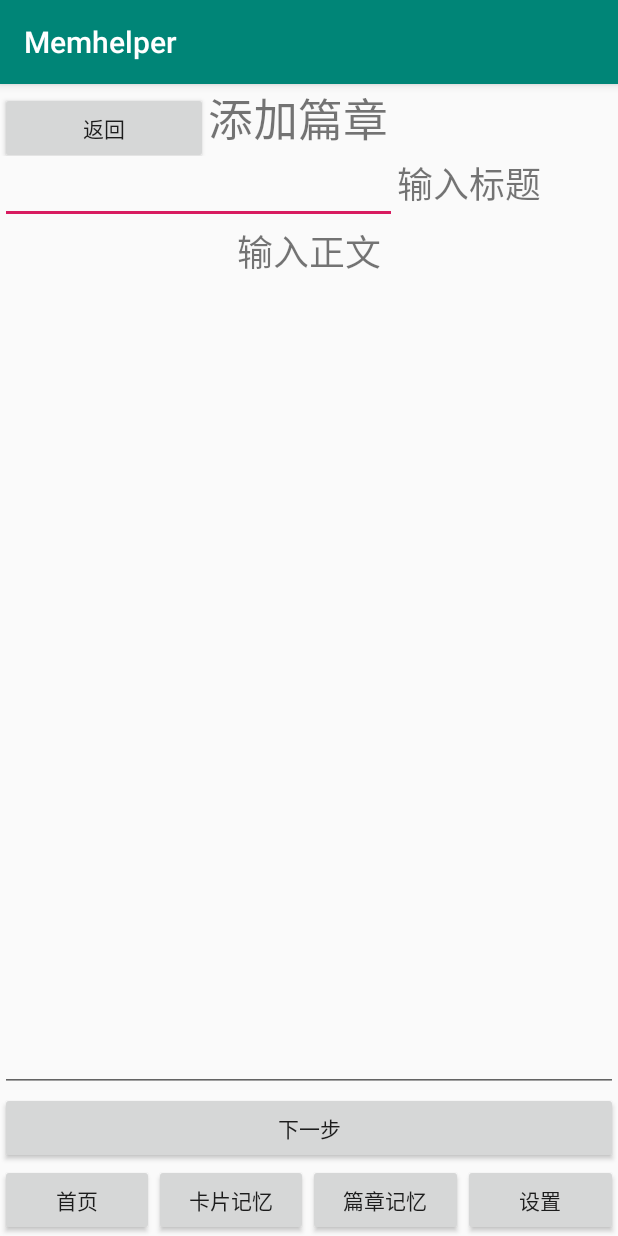
After one commit to zhang-wang-xu/memhelper, an Android app: the AddPassageActivity screen opened directly, with no data from a screen before it, on a phone screen of 412 x 824 dp. The commit adds this screen. Run offline under Robolectric (Android 15) with nearby library versions, the phone set to English and light mode, and no system bars.

Commit message:
实现了添加篇章的第一步。

```diff
--- a/app/build.gradle
+++ b/app/build.gradle
@@ -26,4 +26,5 @@ dependencies {
     testImplementation 'junit:junit:4.12'
     androidTestImplementation 'androidx.test:runner:1.1.1'
     androidTestImplementation 'androidx.test.espresso:espresso-core:3.1.1'
+    implementation 'androidx.recyclerview:recyclerview:1.1.0'
 }
--- a/app/src/main/AndroidManifest.xml
+++ b/app/src/main/AndroidManifest.xml
@@ -9,15 +9,15 @@
         android:roundIcon="@mipmap/ic_launcher_round"
         android:supportsRtl="true"
         android:theme="@style/AppTheme">
+        <activity android:name=".activity.AddPassageActivity"></activity>
         <activity android:name=".activity.MainActivity">
             <intent-filter>
                 <action android:name="android.intent.action.MAIN" />
+
                 <category android:name="android.intent.category.LAUNCHER" />
             </intent-filter>
         </activity>
-        <activity android:name=".activity.PassageActivity">
-
-        </activity>
+        <activity android:name=".activity.PassageActivity"></activity>
     </application>
 
 </manifest>
--- /dev/null
+++ b/app/src/main/java/com/example/memhelper/activity/AddPassageActivity.java
@@ -0,0 +1,63 @@
+package com.example.memhelper.activity;
+
+import androidx.appcompat.app.AppCompatActivity;
+
+import android.content.Intent;
+import android.os.Bundle;
+import android.view.View;
+import android.widget.Button;
+import android.widget.EditText;
+
+import com.example.memhelper.DBHelper;
+import com.example.memhelper.DBUtil;
+import com.example.memhelper.R;
+import com.example.memhelper.entity.Passage;
+
+public class AddPassageActivity extends AppCompatActivity {
+
+    Button butBack;
+    Button butProceed;
+    EditText ediAddTitle;
+    EditText ediAddContent;
+
+    @Override
+    protected void onCreate(Bundle savedInstanceState) {
+        super.onCreate(savedInstanceState);
+        setContentView(R.layout.activity_add_passage);
+        initButBack();
+        initButProceed();
+        ediAddTitle = findViewById(R.id.edi_add_title);
+        ediAddContent = findViewById(R.id.edi_add_content);
+    }
+
+    private void addPassage(){
+        DBUtil dbUtil = new DBUtil(new DBHelper(this));
+        String title = ediAddTitle.getText() + "";
+        String content = ediAddContent.getText() + "";
+        Passage passage = new Passage(title, content);
+        dbUtil.insertPassage(passage);
+    }
+
+    //初始化返回按钮
+    private void initButBack(){
+        butBack = findViewById(R.id.but_add_back);
+        butBack.setOnClickListener(new View.OnClickListener() {
+            @Override
+            public void onClick(View v) {
+                Intent intent = new Intent(AddPassageActivity.this, PassageActivity.class);
+                startActivity(intent);
+            }
+        });
+    }
+
+    //初始化“下一步”按钮
+    private void initButProceed(){
+        butProceed = findViewById(R.id.but_add_proceed);
+        butProceed.setOnClickListener(new View.OnClickListener() {
+            @Override
+            public void onClick(View v) {
+                addPassage();
+            }
+        });
+    }
+}
--- /dev/null
+++ b/app/src/main/res/layout/activity_add_passage.xml
@@ -0,0 +1,122 @@
+<?xml version="1.0" encoding="utf-8"?>
+<androidx.constraintlayout.widget.ConstraintLayout xmlns:android="http://schemas.android.com/apk/res/android"
+    xmlns:app="http://schemas.android.com/apk/res-auto"
+    xmlns:tools="http://schemas.android.com/tools"
+    android:layout_width="match_parent"
+    android:layout_height="match_parent"
+    tools:context=".activity.AddPassageActivity">
+
+    <LinearLayout
+        android:layout_width="match_parent"
+        android:layout_height="match_parent"
+        android:orientation="vertical">
+
+        <LinearLayout
+            android:id="@+id/addpassage_header"
+            android:layout_width="match_parent"
+            android:layout_height="wrap_content"
+            android:layout_weight="0"
+            android:orientation="horizontal">
+
+            <Button
+                android:id="@+id/but_add_back"
+                android:layout_width="wrap_content"
+                android:layout_height="wrap_content"
+                android:layout_weight="1"
+                android:text="@string/back" />
+
+            <TextView
+                android:id="@+id/textView2"
+                android:layout_width="wrap_content"
+                android:layout_height="match_parent"
+                android:layout_weight="2"
+                android:text="@string/add_passage"
+                android:textSize="30sp" />
+
+            <TextView
+                android:id="@+id/textView3"
+                android:layout_width="wrap_content"
+                android:layout_height="match_parent"
+                android:layout_weight="1" />
+        </LinearLayout>
+
+        <LinearLayout
+            android:id="@+id/addpassage_body"
+            android:layout_width="match_parent"
+            android:layout_height="wrap_content"
+            android:layout_weight="1"
+            android:orientation="vertical">
+
+            <LinearLayout
+                android:id="@+id/lay_addtitle"
+                android:layout_width="match_parent"
+                android:layout_height="wrap_content"
+                android:orientation="horizontal">
+
+                <EditText
+                    android:id="@+id/edi_add_title"
+                    android:layout_width="wrap_content"
+                    android:layout_height="wrap_content"
+                    android:layout_weight="1"
+                    android:ems="10"
+                    android:inputType="textPersonName" />
+
+                <TextView
+                    android:id="@+id/textView4"
+                    android:layout_width="wrap_content"
+                    android:layout_height="match_parent"
+                    android:layout_weight="1"
+                    android:text="@string/write_title"
+                    android:textSize="24sp" />
+
+            </LinearLayout>
+
+            <LinearLayout
+                android:id="@+id/lay_addcontent"
+                android:layout_width="match_parent"
+                android:layout_height="match_parent"
+                android:orientation="vertical">
+
+                <TextView
+                    android:id="@+id/textView5"
+                    android:layout_width="match_parent"
+                    android:layout_height="wrap_content"
+                    android:layout_weight="0"
+                    android:gravity="center"
+                    android:text="@string/write_content"
+                    android:textSize="24sp" />
+
+                <EditText
+                    android:id="@+id/edi_add_content"
+                    android:layout_width="match_parent"
+                    android:layout_height="match_parent"
+                    android:layout_weight="1"
+                    android:ems="10"
+                    android:gravity="start|top"
+                    android:inputType="textMultiLine" />
+
+                <Button
+                    android:id="@+id/but_add_proceed"
+                    android:layout_width="match_parent"
+                    android:layout_height="wrap_content"
+                    android:layout_weight="0"
+                    android:text="@string/proceed" />
+
+            </LinearLayout>
+
+        </LinearLayout>
+
+        <LinearLayout
+            android:layout_width="match_parent"
+            android:layout_height="wrap_content"
+            android:layout_weight="0"
+            android:orientation="vertical">
+
+            <include
+                layout="@layout/footer"
+                android:layout_width="match_parent"
+                android:layout_height="wrap_content" />
+        </LinearLayout>
+
+    </LinearLayout>
+</androidx.constraintlayout.widget.ConstraintLayout>
--- /dev/null
+++ b/app/src/main/res/layout/footer.xml
@@ -0,0 +1,35 @@
+<?xml version="1.0" encoding="utf-8"?>
+<LinearLayout xmlns:android="http://schemas.android.com/apk/res/android"
+    xmlns:app="http://schemas.android.com/apk/res-auto"
+    android:layout_width="match_parent"
+    android:layout_height="match_parent"
+    android:orientation="horizontal">
+
+    <Button
+        android:id="@+id/but_home"
+        android:layout_width="wrap_content"
+        android:layout_height="wrap_content"
+        android:layout_weight="1"
+        android:text="@string/home" />
+
+    <Button
+        android:id="@+id/but_card"
+        android:layout_width="wrap_content"
+        android:layout_height="wrap_content"
+        android:layout_weight="1"
+        android:text="@string/card_mem" />
+
+    <Button
+        android:id="@+id/but_passage"
+        android:layout_width="wrap_content"
+        android:layout_height="wrap_content"
+        android:layout_weight="1"
+        android:text="@string/passage_mem" />
+
+    <Button
+        android:id="@+id/but_home"
+        android:layout_width="wrap_content"
+        android:layout_height="wrap_content"
+        android:layout_weight="1"
+        android:text="@string/settings" />
+</LinearLayout>
--- a/app/src/main/res/values/strings.xml
+++ b/app/src/main/res/values/strings.xml
@@ -2,4 +2,12 @@
     <string name="app_name">Memhelper</string>
     <string name="passage_mem">篇章记忆</string>
     <string name="card_mem">卡片记忆</string>
+    <string name="home">首页</string>
+    <string name="settings">设置</string>
+    <string name="add">添加</string>
+    <string name="add_passage">添加篇章</string>
+    <string name="back">返回</string>
+    <string name="write_title">输入标题</string>
+    <string name="write_content">输入正文</string>
+    <string name="proceed">下一步</string>
 </resources>
```
Also changed, not shown: app/src/main/java/com/example/memhelper/DBUtil.java (added, +58 -0 lines), app/src/main/java/com/example/memhelper/activity/PassageActivity.java (+49 -0 lines), app/src/main/java/com/example/memhelper/entity/Passage.java (added, +65 -0 lines), app/src/main/res/layout/activity_passage.xml (+53 -1 lines), app/src/main/res/drawable/card.png (added), app/src/main/res/drawable/home.png (added), app/src/main/res/drawable/passage.png (added), app/src/main/res/drawable/settings.png (added).
